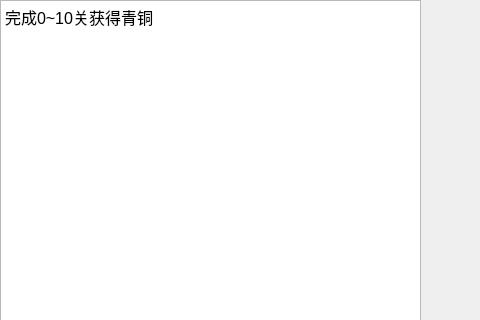
First picture: the form in TankGame/level_1.ui, repository anlowee/TankGame, before the edit; both pictures show x 0 to 480 and y 0 to 320 of the 1074 by 540 pixel window.
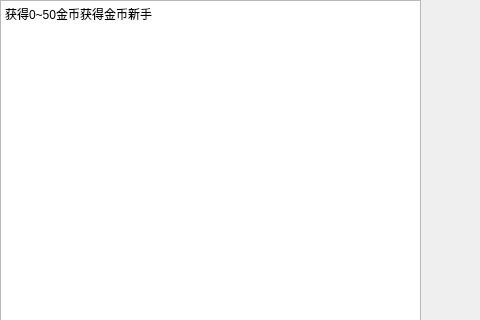
Second picture: the form after the edit.

Diff of the .ui file:
```diff
--- a/TankGame/level_1.ui
+++ b/TankGame/level_1.ui
@@ -27,7 +27,7 @@
 &lt;html&gt;&lt;head&gt;&lt;meta name=&quot;qrichtext&quot; content=&quot;1&quot; /&gt;&lt;style type=&quot;text/css&quot;&gt;
 p, li { white-space: pre-wrap; }
 &lt;/style&gt;&lt;/head&gt;&lt;body style=&quot; font-family:'SimSun'; font-size:9pt; font-weight:400; font-style:normal;&quot;&gt;
-&lt;p style=&quot; margin-top:12px; margin-bottom:12px; margin-left:0px; margin-right:0px; -qt-block-indent:0; text-indent:0px;&quot;&gt;&lt;span style=&quot; font-family:'宋体'; font-size:12pt;&quot;&gt;完成0~10关获得青铜&lt;/span&gt;&lt;span style=&quot; font-family:'Calibri'; font-size:12pt;&quot;&gt;&lt;br /&gt;&lt;/span&gt;&lt;/p&gt;&lt;/body&gt;&lt;/html&gt;</string>
+&lt;p style=&quot; margin-top:12px; margin-bottom:12px; margin-left:0px; margin-right:0px; -qt-block-indent:0; text-indent:0px;&quot;&gt;获得0~50金币获得金币新手&lt;/p&gt;&lt;/body&gt;&lt;/html&gt;</string>
    </property>
   </widget>
  </widget>
```
